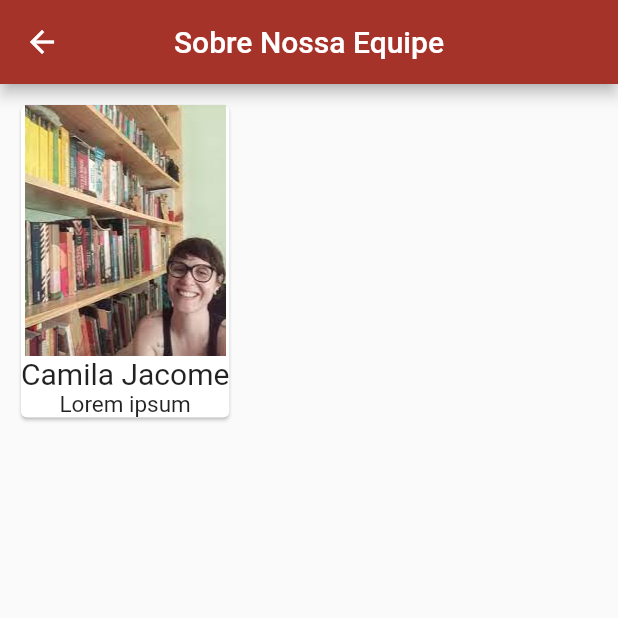
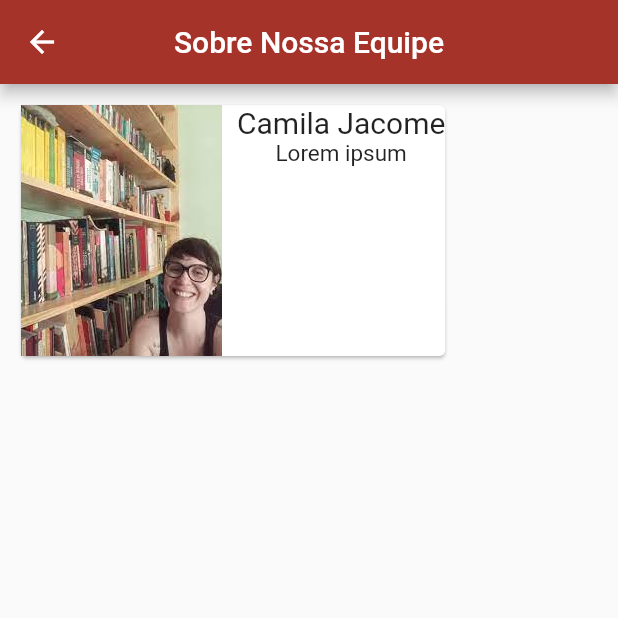
Before and after one commit to MacosPrintes001/WaiwaiTapotaMobile, a Flutter app: the AboutEquipePage screen opened directly, on a phone screen of 412 x 824 dp, the top half of it. Run offline on Flutter 3.47's test engine with Material 2 defaults, Android fonts, the phone set to English and light mode, and no system bars; our stand-ins replace flutter_spinkit, google_fonts, lottie, shared_preferences; accounts and stored records are empty.

Commit message:
card member done half

```diff
--- a/tradutor/lib/dictionary_materials/utils/card_member_equip.dart
+++ b/tradutor/lib/dictionary_materials/utils/card_member_equip.dart
@@ -3,6 +3,9 @@ import 'package:flutter/material.dart';
 CardMember(String imagem, nome, description) {
   return Card(
     child: Column(
+      children: [
+        Row(
+          crossAxisAlignment: CrossAxisAlignment.start,
           children: [
             Image.asset(
               imagem,
@@ -10,6 +13,7 @@ CardMember(String imagem, nome, description) {
             ),
             const SizedBox(width: 10),
             Column(
+              crossAxisAlignment: CrossAxisAlignment.center,
               children: [
                 Text(
                   "$nome",
@@ -18,6 +22,9 @@ CardMember(String imagem, nome, description) {
                 Text(
                   "$description",
                   style: const TextStyle(fontSize: 15),
+                  textAlign: TextAlign.justify,
+                )
+              ],
             )
           ],
         )
--- a/tradutor/lib/system_pages/about_equipe_page.dart
+++ b/tradutor/lib/system_pages/about_equipe_page.dart
@@ -24,7 +24,6 @@ class _AboutEquipePageState extends State<AboutEquipePage> {
         child: Column(
           children: [
             Row(
-              crossAxisAlignment: CrossAxisAlignment.start,
               children: [
                 CardMember(camila, "Camila Jacome", "Lorem ipsum")
                ],
```
Lines whose indentation alone changed are shown as unchanged.
